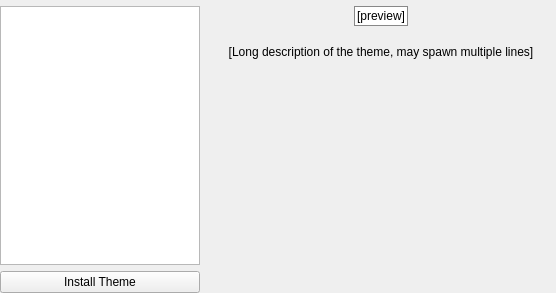
First picture: the form in kcm/themeconfig.ui, repository KDE/lightdm, before the edit.
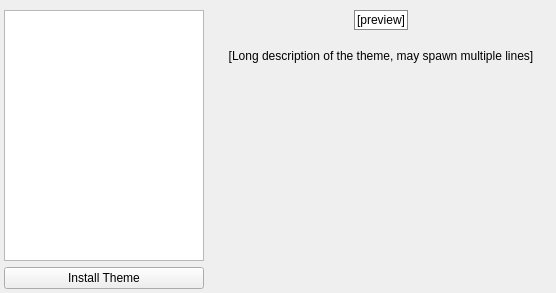
Second picture: the form after the edit. Icons and pictures are not drawn. Custom widgets are drawn as their Qt base class.

Commit message: Fix top level margins

```diff
--- a/kcm/themeconfig.ui
+++ b/kcm/themeconfig.ui
@@ -15,7 +15,7 @@
   </property>
   <layout class="QVBoxLayout" name="verticalLayout_3">
    <property name="margin">
-    <number>0</number>
+    <number>4</number>
    </property>
    <item>
     <widget class="KMessageWidget" name="messageWidget">
```
Left out of the diff: 4 changed lines with no effect on the pictures.
